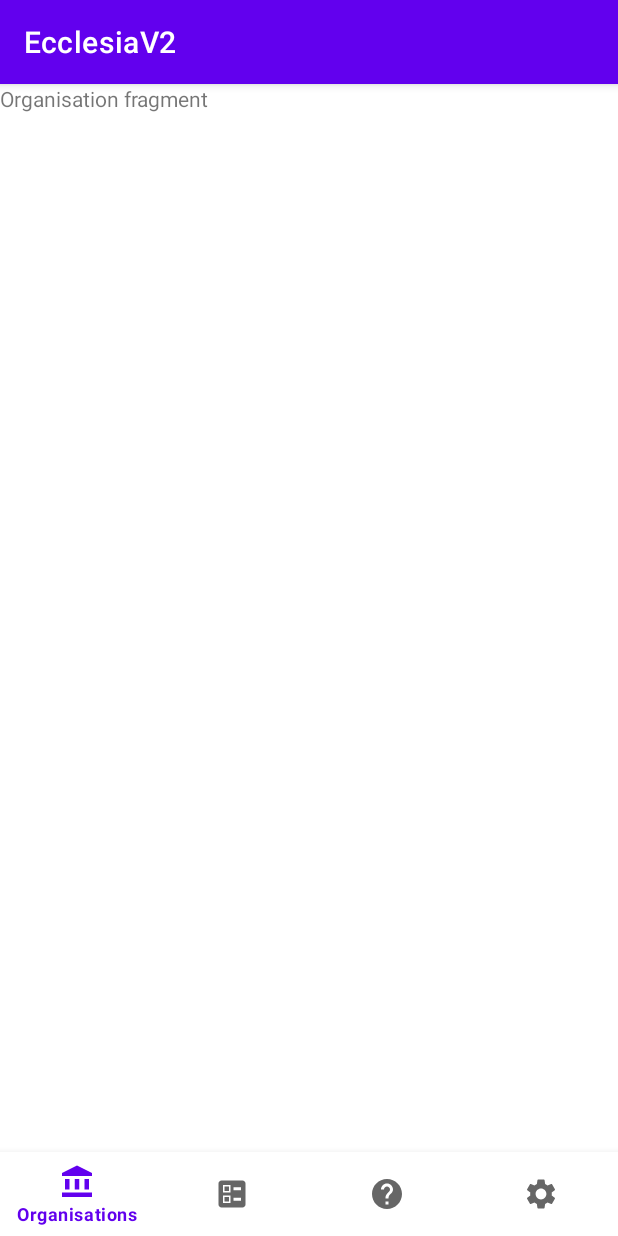
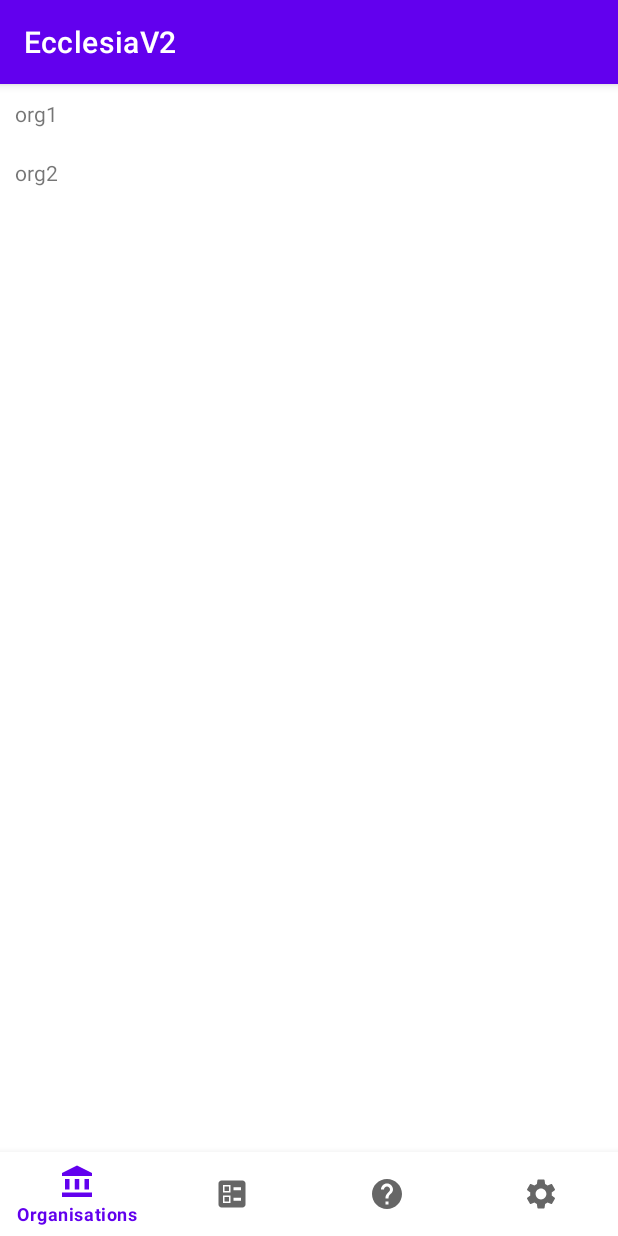
Before and after one commit to Sraddheya/dissertationv3, an Android app: the screen it shows after launch (MainActivity), on a phone screen of 412 x 824 dp. Run offline under Robolectric (Android 15) with nearby library versions, the phone set to English and light mode, and no system bars.

Commit message:
added recyclerView

```diff
--- a/app/src/main/AndroidManifest.xml
+++ b/app/src/main/AndroidManifest.xml
@@ -12,6 +12,9 @@
         android:theme="@style/Theme.EcclesiaV2"
         tools:targetApi="31">
         <activity
+            android:name=".OrganisationActivity"
+            android:exported="false" />
+        <activity
             android:name=".MainActivity"
             android:exported="true">
             <intent-filter>
--- /dev/null
+++ b/app/src/main/java/com/ecclesiav2/Organisation.java
@@ -0,0 +1,46 @@
+package com.ecclesiav2;
+
+public class Organisation {
+    private String id;
+    private String name;
+    private String description;
+
+    public Organisation (String id, String name, String description){
+        this.id = id;
+        this.name = name;
+        this.description = description;
+    }
+
+    public String getId() {
+        return id;
+    }
+
+    public void setId(String id) {
+        this.id = id;
+    }
+
+    public String getName() {
+        return name;
+    }
+
+    public void setName(String name) {
+        this.name = name;
+    }
+
+    public String getDescription() {
+        return description;
+    }
+
+    public void setDescription(String description) {
+        this.description = description;
+    }
+
+    @Override
+    public String toString() {
+        return "Organisation{" +
+                "id='" + id + '\'' +
+                "name='" + name + '\'' +
+                ", description='" + description + '\'' +
+                '}';
+    }
+}
--- /dev/null
+++ b/app/src/main/java/com/ecclesiav2/OrganisationAdapter.java
@@ -0,0 +1,106 @@
+package com.ecclesiav2;
+
+import android.content.Context;
+import android.view.LayoutInflater;
+import android.view.View;
+import android.view.ViewGroup;
+import android.widget.RelativeLayout;
+import android.widget.TextView;
+
+import androidx.annotation.NonNull;
+import androidx.recyclerview.widget.RecyclerView;
+
+import org.w3c.dom.Text;
+
+import java.util.ArrayList;
+
+//public class OrganisationAdapter extends RecyclerView.Adapter<OrganisationAdapter.ViewHolder>{
+//
+//    Context context;
+//    ArrayList<Organisation> organisations;
+//    public OrganisationAdapter(Context context, ArrayList<Organisation> organisations) {
+//        this.context = context;
+//        this.organisations = organisations;
+//    }
+//
+//    @NonNull
+//    @Override
+//    public ViewHolder onCreateViewHolder(@NonNull ViewGroup parent, int viewType) {
+//        View view = LayoutInflater.from(parent.getContext()).inflate(R.layout.list_item_organisation, parent, false);
+//        return new ViewHolder(view);
+//    }
+//
+//    @Override
+//    public void onBindViewHolder(@NonNull ViewHolder holder, int position) {
+//        Organisation organisation = organisations.get(position);
+//        holder.orgName.setText(organisation.getName());
+//    }
+//
+//    @Override
+//    public int getItemCount() {
+//        return organisations.size();
+//    }
+//
+//    public static class ViewHolder extends RecyclerView.ViewHolder {
+//
+//        private TextView orgName;
+//        private RelativeLayout parent;
+//
+//
+//        public ViewHolder(@NonNull View itemView) {
+//            super(itemView);
+//            orgName = itemView.findViewById(R.id.orgName);
+//            parent = itemView.findViewById(R.id.parent);
+//        }
+//    }
+//}
+
+public class OrganisationAdapter extends RecyclerView.Adapter<OrganisationAdapter.ViewHolder>{
+    private Context context;
+    private ArrayList<Organisation> organisations = new ArrayList<>();
+
+    public OrganisationAdapter(Context context){
+        this.context = context;
+    }
+
+    @NonNull
+    @Override
+    public ViewHolder onCreateViewHolder(@NonNull ViewGroup parent, int viewType) {
+        View view = LayoutInflater.from(parent.getContext()).inflate(R.layout.list_item_organisation, parent, false);
+        ViewHolder holder = new ViewHolder(view);
+        return holder;
+    }
+
+    @Override
+    public void onBindViewHolder(@NonNull ViewHolder holder, final int position) {
+        Organisation organisation = organisations.get(position);
+        holder.organisationName.setText(organisation.getName());
+    }
+
+    @Override
+    public int getItemCount() {
+        return organisations.size();
+    }
+
+    //USE notifyDataSetChanged() IF DATASET CHANGED WHEN PASSING FROM WEB SERVER
+    public void setOrganisations(ArrayList<Organisation> organisations) {
+        this.organisations = organisations;
+        notifyDataSetChanged();
+    }
+
+    public interface RecyclerViewClickListener{
+        void onCLick(View v, int position);
+    }
+
+    public class ViewHolder extends RecyclerView.ViewHolder{
+
+        private TextView organisationName;
+        private RelativeLayout parent;
+
+        public ViewHolder(@NonNull View itemView) {
+            super(itemView);
+            organisationName = itemView.findViewById(R.id.OrganisationName);
+            parent = itemView.findViewById(R.id.parent);
+        }
+    }
+}
--- a/app/src/main/java/com/ecclesiav2/OrganisationFragment.java
+++ b/app/src/main/java/com/ecclesiav2/OrganisationFragment.java
@@ -2,18 +2,58 @@ package com.ecclesiav2;
 
 import android.os.Bundle;
 
+import androidx.annotation.NonNull;
+import androidx.annotation.Nullable;
 import androidx.fragment.app.Fragment;
+import androidx.recyclerview.widget.LinearLayoutManager;
+import androidx.recyclerview.widget.RecyclerView;
 
 import android.view.LayoutInflater;
 import android.view.View;
 import android.view.ViewGroup;
 
+import java.util.ArrayList;
+
 public class OrganisationFragment extends Fragment {
 
+    ArrayList<Organisation> organisations = new ArrayList<>();
+    String default_org_descriptions = "Lorem ipsum dolor sit amet, consectetur adipiscing elit. Integer facilisis eros turpis, ut eleifend arcu pharetra quis. Integer dapibus pulvinar finibus. Nullam euismod tellus ac lectus laoreet, sed scelerisque mauris egestas. Vestibulum nec ex et lorem pulvinar fringilla. Nam eleifend, ligula non accumsan elementum, dui est elementum lacus, nec hendrerit odio nisi vel eros. Curabitur eget ipsum dignissim, faucibus libero at, congue massa. Nam pulvinar, tellus quis finibus venenatis, eros eros viverra dolor, ac consectetur erat lorem nec ante. Donec dapibus felis magna, eget consequat massa dignissim eget. Aenean quis nunc consectetur, rutrum mi in, maximus enim. Vivamus et magna non mi ultricies sollicitudin sit amet ut lorem.";
+    private RecyclerView orgRecView;
+    private OrganisationAdapter adapter = new OrganisationAdapter(getContext());
+
     @Override
-    public View onCreateView(LayoutInflater inflater, ViewGroup container,
-                             Bundle savedInstanceState) {
+    public View onCreateView(LayoutInflater inflater, ViewGroup container, Bundle savedInstanceState) {
         // Inflate the layout for this fragment
-        return inflater.inflate(R.layout.fragment_ogranisation, container, false);
+        View view =  inflater.inflate(R.layout.fragment_organisation, container, false);
+
+//        //INITIALISE DATA------------------------------------------
+//        organisations.add(new Organisation("1", "org1", default_org_descriptions));
+//        organisations.add(new Organisation("2", "org2", default_org_descriptions));
+//
+//        //RECYCLER VIEW-------------------------------------------
+//        orgRecView = view.findViewById(R.id.OrgRecView);
+//        orgRecView.setLayoutManager(new LinearLayoutManager(getContext()));
+//        adapter.setOrganisations(organisations);
+//        orgRecView.setAdapter(adapter);
+//        //adapter.setOrganisations(organisations);
+
+        return view;
+    }
+
+    @Override
+    public void onViewCreated(@NonNull View view, @Nullable Bundle savedInstanceState) {
+        super.onViewCreated(view, savedInstanceState);
+
+        //INITIALISE DATA------------------------------------------
+        organisations.add(new Organisation("1", "org1", default_org_descriptions));
+        organisations.add(new Organisation("2", "org2", default_org_descriptions));
+
+        //RECYCLER VIEW-------------------------------------------
+        orgRecView = view.findViewById(R.id.OrgRecView);
+        orgRecView.setLayoutManager(new LinearLayoutManager(getContext()));
+        //OrganisationAdapter adapter = new OrganisationAdapter(getContext(), organisations);
+        adapter.setOrganisations(organisations);
+        orgRecView.setAdapter(adapter);
+        //adapter.notifyDataSetChanged();
     }
 }
--- /dev/null
+++ b/app/src/main/res/layout/fragment_organisation.xml
@@ -0,0 +1,15 @@
+<?xml version="1.0" encoding="utf-8"?>
+<RelativeLayout xmlns:android="http://schemas.android.com/apk/res/android"
+    xmlns:tools="http://schemas.android.com/tools"
+    android:layout_width="match_parent"
+    android:layout_height="match_parent"
+    tools:context=".OrganisationFragment">
+
+    <androidx.recyclerview.widget.RecyclerView
+        android:id="@+id/OrgRecView"
+        android:layout_width="match_parent"
+        android:layout_height="match_parent"
+        tools:listitem="@layout/list_item_organisation"
+        />
+
+</RelativeLayout>
--- a/app/src/main/res/layout/fragment_ogranisation.xml
+++ b/app/src/main/res/layout/list_item_organisation.xml
@@ -1,13 +1,14 @@
 <?xml version="1.0" encoding="utf-8"?>
 <RelativeLayout xmlns:android="http://schemas.android.com/apk/res/android"
-    xmlns:tools="http://schemas.android.com/tools"
     android:layout_width="match_parent"
-    android:layout_height="match_parent"
-    tools:context=".OrganisationFragment">
+    android:layout_height="wrap_content"
+    android:padding="10dp"
+    android:id="@+id/parent">
 
     <TextView
+        android:id="@+id/OrganisationName"
         android:layout_width="match_parent"
-        android:layout_height="match_parent"
-        android:text="Organisation fragment" />
+        android:layout_height="wrap_content"
+        android:text="Organisation Name" />
 
 </RelativeLayout>
```
Also changed, not shown: app/src/main/java/com/ecclesiav2/OrganisationActivity.java (added, +26 -0 lines), app/src/main/res/layout/activity_organisation.xml (added, +22 -0 lines).
